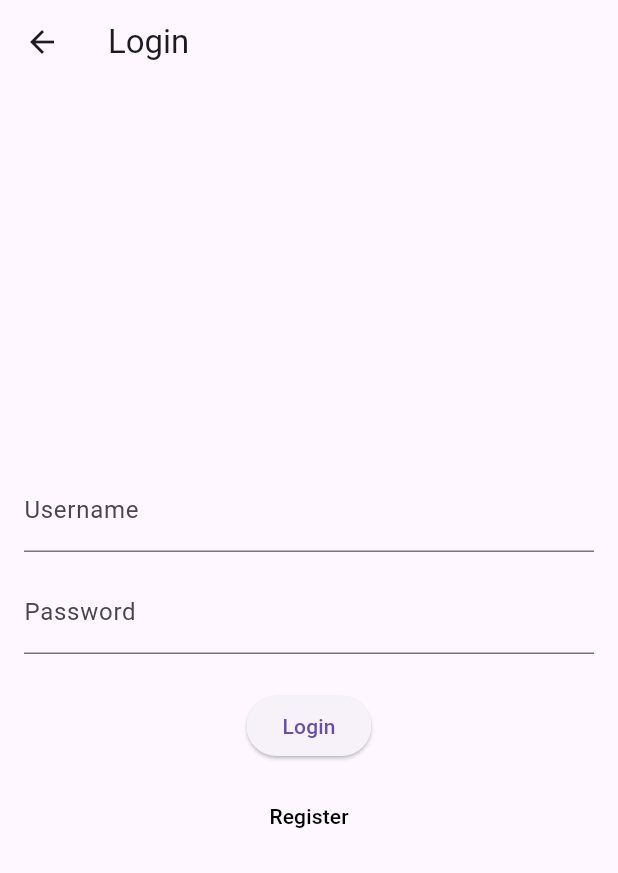
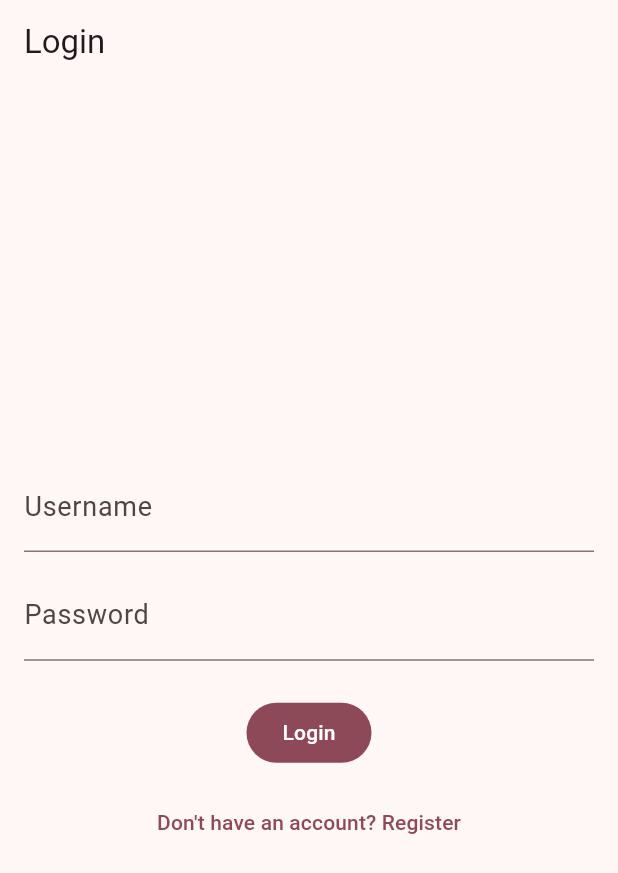
Before and after one commit to PBP-A12/bookmate-finals, a Flutter app: the screen it shows after launch, after a tap on "Login", on a phone screen of 412 x 824 dp. Shown: the top 873 px of the screen. Run offline on Flutter 3.47's test engine with Material 3 defaults, Android fonts, the phone set to English and light mode, and no system bars; our stand-ins replace carousel_slider; missing offline and left inert: pbp_django_auth; network calls fail.

Commit message:
Bagusin regist, login, home

```diff
--- a/lib/ester/screens/landing.dart
+++ b/lib/ester/screens/landing.dart
@@ -11,51 +11,44 @@ class LandingPage extends StatelessWidget {
   @override
   Widget build(BuildContext context) {
     return Scaffold(
-        backgroundColor: const Color(0xFFFFFFFF),
-        body: Center(
-            child: Column(
+      body: Container(
+          padding: const EdgeInsets.all(16.0),
+          width: double.infinity,
+          child: Column(
             mainAxisAlignment: MainAxisAlignment.center,
-            crossAxisAlignment: CrossAxisAlignment.center,
-            children: [
-              Container (
+            children: <Widget>[
+              const SizedBox(
                 height: 200,
                 width: 200,
-                decoration: const BoxDecoration(
-                  image: DecorationImage(
-                    image: AssetImage('assets/images/app-logo.png'),
-                    fit: BoxFit.scaleDown,
-                  ),
-                ),
-                child: const Column(children: [
-                  Text("BookMate", style: TextStyle(fontSize: 30, fontWeight: FontWeight.bold, color: const Color(0xFFC44B6A))),
-                  Text("Temukan cinta di halaman buku anda", style: TextStyle(fontSize: 15, fontWeight: FontWeight.normal, color: const Color(0xFFC44B6A))),
+                child: Column(children: [
+                  Image(image: AssetImage('assets/images/app-logo.png')),
+                  // Text("Temukan Cinta di Halaman Buku Anda!",
+                  //   textAlign:TextAlign.center,
+                  //   style:TextStyle(fontSize: 15, fontWeight: FontWeight.bold, color: Color(0xFFC44B6A))
+                  // ),
                 ]),
               ),
-              Column( // center this
-                children: [
-                  PrimaryButton(text: "Login", onPressed: () {
-                      Navigator.push(context, MaterialPageRoute(builder: (context) => const LoginPage()));
-                    },
-                  ),
-                  SecondaryButton(text: 'Register', onPressed: () {
-                      Navigator.push(context, MaterialPageRoute(builder: (context) => const RegisterPage()));
-                    },
-                  ),
-
-                  //   onPressed: () {
-                  //     Navigator.pushNamed(context, '/login');
-                  //   },
-                  //   child: const Text('Login'),
-                  // ),
-                  // ElevatedButton(
-                  //   onPressed: () {
-                  //     Navigator.pushNamed(context, '/register');
-                  //   },
-                  //   child: const Text('Register'),
-                  // ),
-                ],
-              )
+              FilledButton(
+                onPressed: () {
+                  Navigator.push(
+                      context,
+                      MaterialPageRoute(
+                          builder: (context) => const LoginPage()));
+                },
+                child: const Text('Login'),
+              ),
+              const SizedBox(height: 12.00),
+              TextButton(
+                onPressed: () {
+                  Navigator.push(
+                      context,
+                      MaterialPageRoute(
+                          builder: (context) => const RegisterPage()));
+                },
+                child: const Text('Register'),
+              ),
             ],
-        )));
+          )),
+    );
   }
 }
--- /dev/null
+++ b/lib/ester/screens/splash.dart
@@ -0,0 +1,23 @@
+import 'dart:async';
+import 'package:flutter/material.dart';
+
+class SplashScreen extends StatelessWidget {
+  const SplashScreen({super.key});
+
+  @override
+  Widget build(BuildContext context) {
+    Timer(const Duration(seconds: 3), () {
+      Navigator.of(context).pushReplacementNamed('/login');
+    });
+    return MaterialApp(
+      home: Scaffold(
+        body: Container(
+          // TODO: Add your splash screen UI components here
+          padding: const EdgeInsets.all(16.00),
+          child: const Center(
+              child: Image(image: AssetImage('assets/images/app-logo.png'))),
+        ),
+      ),
+    );
+  }
+}
--- a/lib/ester/widgets/secondary_button.dart
+++ b/lib/ester/widgets/secondary_button.dart
@@ -17,9 +17,9 @@ class SecondaryButton extends StatelessWidget {
   @override
   Widget build(BuildContext context) {
     return TextButton(
-      style: TextButton.styleFrom(
-        foregroundColor: textColor ?? Colors.black,
-      ),
+      // style: TextButton.styleFrom(
+      //   foregroundColor: textColor ?? Colors.black,
+      // ),
       onPressed: onPressed,
       child: Text(text),
     );
--- a/lib/main.dart
+++ b/lib/main.dart
@@ -1,12 +1,22 @@
-import 'package:bookmate/ester/screens/landing.dart';
+import 'package:bookmate/ester/screens/splash.dart';
 import 'package:bookmate/screens/login.dart';
 import 'package:flutter/material.dart';
 import 'package:pbp_django_auth/pbp_django_auth.dart';
 import 'package:provider/provider.dart';
 
 final ThemeData myTheme = ThemeData(
-  primaryColor: const Color(0xFFC44B6A), // Replace with your hex code
+  // primaryColor: const Color(0xFFC44B6A), // Replace with your hex code
+  brightness: Brightness.light,
   useMaterial3: true,
+  textTheme: const TextTheme(
+    displayLarge: TextStyle(fontSize: 32, fontWeight: FontWeight.bold),
+    bodyLarge: TextStyle(fontSize: 18, color: Colors.black87),
+  ),
+  appBarTheme: const AppBarTheme(
+
+    iconTheme: IconThemeData(color: Colors.white),
+  ),
+  colorScheme: ColorScheme.fromSeed(seedColor: const Color(0xFFC44B6A))
   // other theme properties...
 );
 
@@ -28,7 +38,13 @@ class MyApp extends StatelessWidget {
       child: MaterialApp(
         title: 'BookMate',
         theme: myTheme,
-        home: const LandingPage(),
+        // home: const LoginPage(),
+        initialRoute: '/splash',
+        routes: {
+          '/splash': (context) => const SplashScreen(),
+          '/login': (context) => const LoginPage()
+          // Add other routes for your app screens here
+        },
       ),
     );
   }
--- a/lib/screens/login.dart
+++ b/lib/screens/login.dart
@@ -2,37 +2,18 @@ import 'package:bookmate/screens/register.dart';
 import 'package:flutter/material.dart';
 import 'package:pbp_django_auth/pbp_django_auth.dart';
 import 'package:provider/provider.dart';
+import 'package:bookmate/ester/widgets/primary_button.dart';
 import 'package:bookmate/ester/widgets/secondary_button.dart';
 import 'package:bookmate/ester/screens/layout.dart';
-
-void main() {
-  runApp(const LoginApp());
-}
-
-class LoginApp extends StatelessWidget {
-  const LoginApp({super.key});
-
-  @override
-  Widget build(BuildContext context) {
-    return MaterialApp(
-      title: 'Login',
-      theme: ThemeData(
-        // TODO: probably needs to change this
-        primarySwatch: Colors.red,
-      ),
-      home: const LoginPage(),
-    );
-  }
-}
 
 class LoginPage extends StatefulWidget {
   const LoginPage({super.key});
 
   @override
-  LoginPageState createState() => LoginPageState();
+  State<LoginPage> createState() => _LoginPageState();
 }
 
-class LoginPageState extends State<LoginPage> {
+class _LoginPageState extends State<LoginPage> {
   final TextEditingController _usernameController = TextEditingController();
   final TextEditingController _passwordController = TextEditingController();
 
@@ -63,7 +44,7 @@ class LoginPageState extends State<LoginPage> {
               obscureText: true,
             ),
             const SizedBox(height: 24.0),
-            ElevatedButton(
+            FilledButton(
               onPressed: () async {
                 String username = _usernameController.text;
                 String password = _passwordController.text;
@@ -71,6 +52,7 @@ class LoginPageState extends State<LoginPage> {
                 // Cek kredensial
                 // Untuk menyambungkan Android emulator dengan Django pada localhost,
                 // gunakan URL http://10.0.2.2/
+                // TODO: ganti URL sesuai dengan URL Django
                 final response = await request
                     .login("http://127.0.0.1:8000/auth/login-flutter/", {
                   'username': username,
@@ -112,7 +94,7 @@ class LoginPageState extends State<LoginPage> {
             ),
             const SizedBox(height: 12.0),
             SecondaryButton(
-              text: 'Register',
+              text: 'Don\'t have an account? Register',
               onPressed: () {
                 Navigator.pushReplacement(
                   context,
--- a/lib/theme.dart
+++ /dev/null
@@ -1,8 +0,0 @@
-// theme.dart
-
-import 'package:flutter/material.dart';
-
-final ThemeData myTheme = ThemeData(
-  primaryColor: const Color(0xFFC44B6A), // Replace with your hex code
-  // other theme properties...
-);
--- a/pubspec.yaml
+++ b/pubspec.yaml
@@ -30,6 +30,7 @@ environment:
 dependencies:
   flutter:
     sdk: flutter
+  carousel_slider: ^4.2.1
 
 
   # The following adds the Cupertino Icons font to your application.
```
Also changed, not shown: lib/ester/screens/home.dart (+46 -13 lines), lib/ester/widgets/recommended_book.dart (+9 -12 lines), lib/screens/register.dart (+15 -3 lines), lib/ester/widgets/primary_button.dart (line endings or trailing spaces), pubspec.lock, 1 other file.
